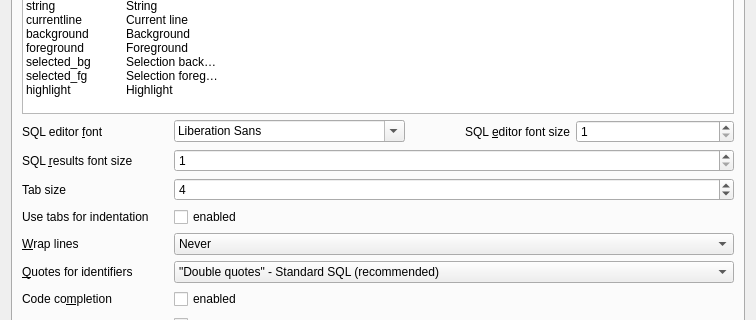
This is src/PreferencesDialog.ui in weber87na/sqlitebrowser as Qt 5 draws it before an edit; both pictures show x 0 to 756 and y 136 to 456 of the 756 by 625 pixel window. The edited form follows.
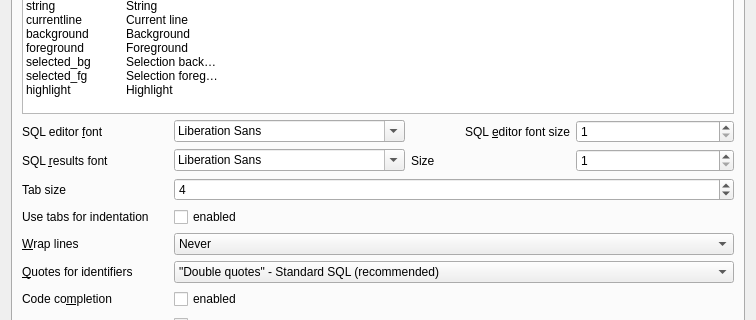
This is the edited form. The open tabs and pages were chosen to show the change. Icons and pictures are not drawn. Custom widgets are drawn as their Qt base class.

Commit message: Improve Vim motions mappings and font defaults

Patch:
```diff
--- a/src/PreferencesDialog.ui
+++ b/src/PreferencesDialog.ui
@@ -1667,7 +1667,7 @@
          <item row="1" column="0">
           <widget class="QLabel" name="label_7">
            <property name="text">
-            <string>SQL &amp;results font size</string>
+            <string>SQL &amp;results font</string>
            </property>
            <property name="buddy">
             <cstring>spinLogFontSize</cstring>
@@ -1675,6 +1675,21 @@
           </widget>
          </item>
          <item row="1" column="1">
+          <layout class="QHBoxLayout" name="horizontalLayoutLogFont">
+           <item>
+            <widget class="QFontComboBox" name="comboLogFont"/>
+           </item>
+           <item>
+            <widget class="QLabel" name="labelLogFontSize">
+             <property name="text">
+              <string>Size</string>
+             </property>
+             <property name="buddy">
+              <cstring>spinLogFontSize</cstring>
+             </property>
+            </widget>
+           </item>
+           <item>
           <widget class="QSpinBox" name="spinLogFontSize">
            <property name="correctionMode">
             <enum>QAbstractSpinBox::CorrectToNearestValue</enum>
@@ -1684,6 +1699,8 @@
            </property>
           </widget>
          </item>
+          </layout>
+         </item>
          <item row="2" column="0">
           <widget class="QLabel" name="label_13">
            <property name="text">
```
Left out of the diff: 3 changed lines with no effect on the pictures. Lines whose indentation alone changed are shown as unchanged. The commit also changes 10 other files.
